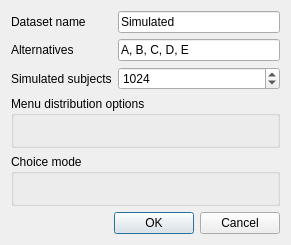
First picture: the form in gui/uic/simulation.ui, repository prestsoftware/prest, before the edit.
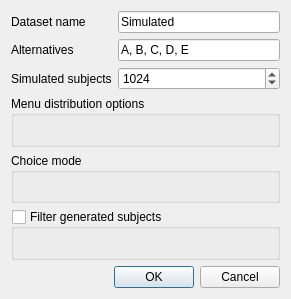
Second picture: the form after the edit. Custom widgets are drawn as their Qt base class.

Commit message: Make subject filter a widget.

Diff of the .ui file:
```diff
--- a/gui/uic/simulation.ui
+++ b/gui/uic/simulation.ui
@@ -7,13 +7,13 @@
     <x>0</x>
     <y>0</y>
     <width>291</width>
-    <height>245</height>
+    <height>299</height>
    </rect>
   </property>
   <property name="windowTitle">
    <string>Generate random subjects</string>
   </property>
-  <layout class="QVBoxLayout" name="verticalLayout">
+  <layout class="QVBoxLayout" name="verticalLayout_2">
    <item>
     <layout class="QFormLayout" name="formLayout">
      <item row="0" column="0">
@@ -87,6 +87,27 @@
      </layout>
     </widget>
    </item>
+   <item>
+    <widget class="QGroupBox" name="gbFilter">
+     <property name="enabled">
+      <bool>true</bool>
+     </property>
+     <property name="title">
+      <string>Filter generated subjects</string>
+     </property>
+     <property name="checkable">
+      <bool>true</bool>
+     </property>
+     <property name="checked">
+      <bool>false</bool>
+     </property>
+     <layout class="QVBoxLayout" name="verticalLayout">
+      <item>
+       <widget class="SubjectFilter" name="subjectFilter" native="true"/>
+      </item>
+     </layout>
+    </widget>
+   </item>
    <item>
     <widget class="QDialogButtonBox" name="buttonBox">
      <property name="orientation">
@@ -112,6 +133,12 @@
    <header>gui/gen_choices.h</header>
    <container>1</container>
   </customwidget>
+  <customwidget>
+   <class>SubjectFilter</class>
+   <extends>QWidget</extends>
+   <header>gui/subject_filter.h</header>
+   <container>1</container>
+  </customwidget>
  </customwidgets>
  <resources/>
  <connections>
```
Left out of the diff: 16 changed lines with no effect on the pictures. The commit also changes 11 other files.
